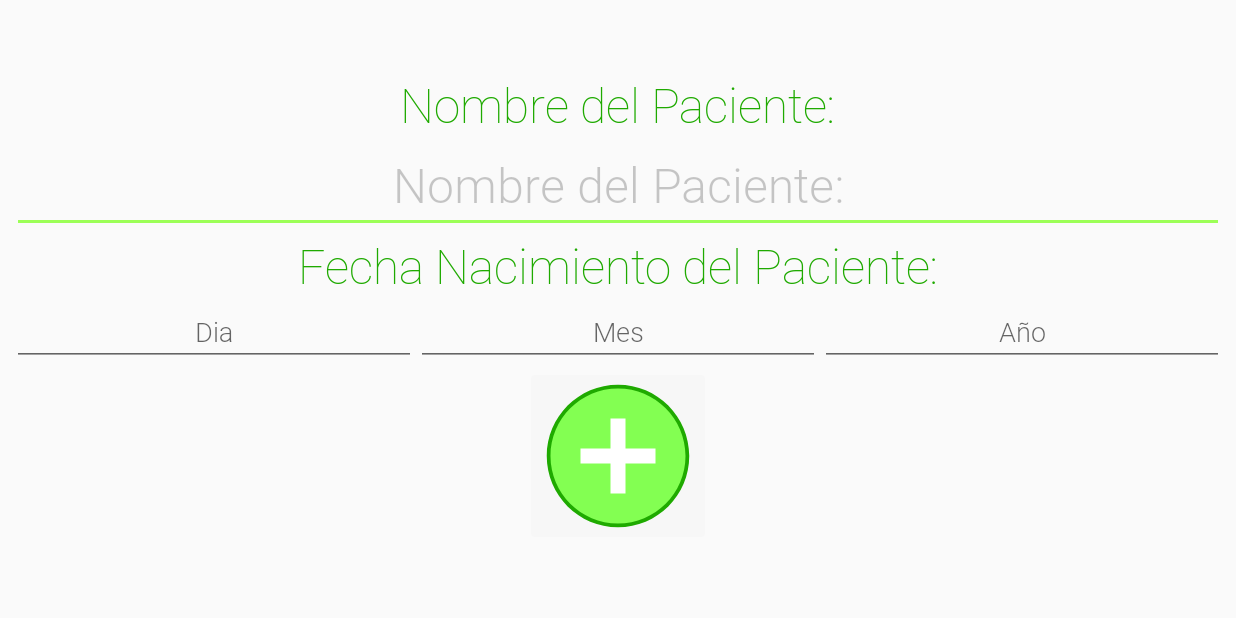
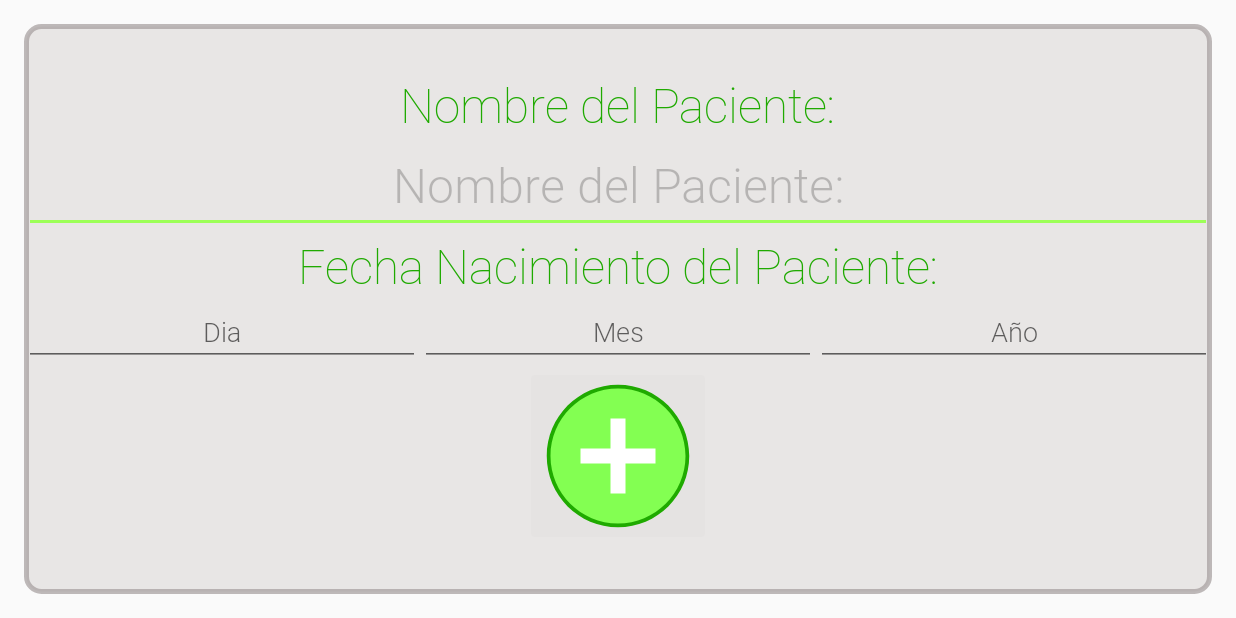
Before and after one commit to 00120717/PDM_Proyecto_01_2019, an Android app: the NewPatientActivity screen opened directly, with no data from a screen before it, on a phone screen of 824 x 412 dp (held sideways). Run offline under Robolectric (Android 15) with nearby library versions, the light colour scheme and no system bars; our stand-ins replace Firebase (no records; nobody signed in at launch, a user with empty details on screens opened directly), Room's generated code.

Commit message:
Cambio en PatientActivity

```diff
--- /dev/null
+++ b/app/src/main/res/drawable/background_form_patient.xml
@@ -0,0 +1,12 @@
+<?xml version="1.0" encoding="utf-8"?>
+<shape xmlns:android="http://schemas.android.com/apk/res/android">
+
+    <solid android:color="#7AD3CFCC"/>
+
+    <stroke android:width="3dp" android:color="#B4A59D9D" />
+
+    <corners android:radius="10dp"/>
+
+    <padding android:left="0dp" android:top="0dp" android:right="0dp" android:bottom="0dp" />
+
+</shape>
--- a/app/src/main/res/layout/activity_form_pacient.xml
+++ b/app/src/main/res/layout/activity_form_pacient.xml
@@ -4,8 +4,15 @@
               android:layout_height="match_parent"
               android:gravity="center"
               android:orientation="vertical"
-              android:padding="@dimen/small_size">
+              android:padding="@dimen/medium_size">
 
+    <LinearLayout
+            android:layout_width="match_parent"
+            android:layout_height="match_parent"
+            android:gravity="center"
+            android:orientation="vertical"
+            android:background="@drawable/background_form_patient"
+    >
         <TextView
                 android:layout_width="match_parent"
                 android:layout_height="wrap_content"
@@ -77,4 +84,8 @@
                 android:backgroundTint="@color/cardview_shadow_end_color"
                 android:src="@drawable/ic_icons8_mas"/>
 
+
     </LinearLayout>
+
+
+</LinearLayout>
```
Lines whose indentation alone changed are shown as unchanged.
